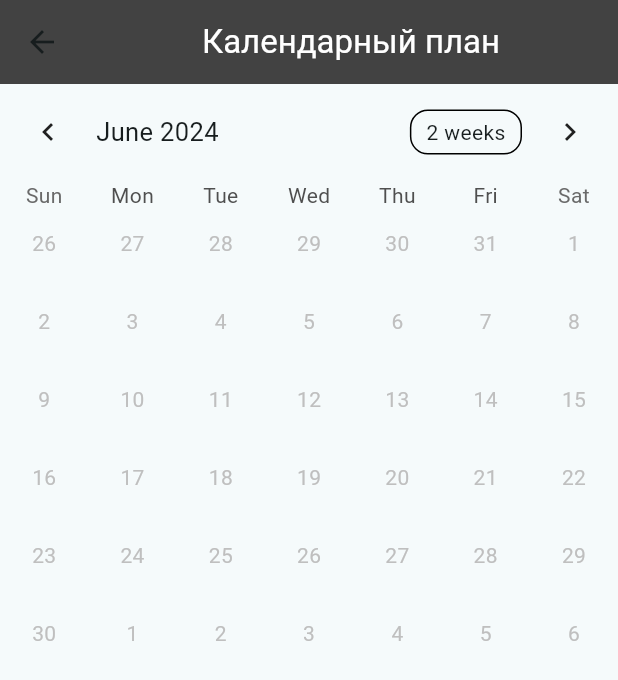
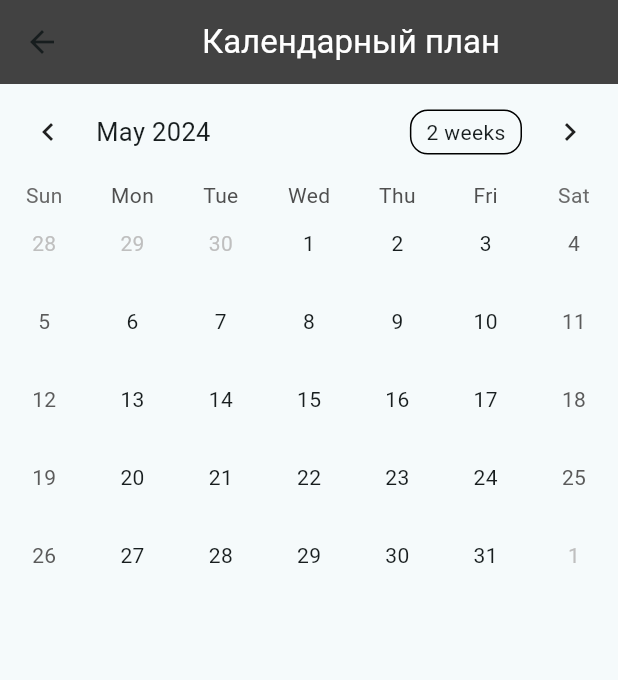
Before and after one commit to NVSTT/flutter_application_1, a Flutter app: the CalendarScreen screen opened directly, on a phone screen of 412 x 824 dp. Shown: the top 680 px of the screen. Run offline on Flutter 3.47's test engine with Material 3 defaults, Android fonts, the phone set to English and light mode, and no system bars; drawn by our look-alikes of table_calendar; our stand-ins replace image_picker, sqflite; missing offline and left inert: photo_manager; accounts and stored records are empty.

Commit message:
modified:   lib/screens/calendar_screen.dart 	modified:   lib/screens/photo_report_screen.dart 	modified:   pubspec.lock 	modified:   pubspec.yaml

```diff
--- a/lib/screens/calendar_screen.dart
+++ b/lib/screens/calendar_screen.dart
@@ -1,6 +1,7 @@
 import 'package:flutter/material.dart';
 import 'package:table_calendar/table_calendar.dart';
 import 'package:flutter_application_1/sqflite/db_helper.dart';
+import 'dart:io';
 
 class CalendarScreen extends StatefulWidget {
   @override
@@ -12,8 +13,8 @@ class _CalendarScreenState extends State<CalendarScreen> {
   late final ValueNotifier<List<dynamic>> _selectedEvents;
   late final TextEditingController _eventController;
   late final CalendarFormat _calendarFormat;
-  late final DateTime _focusedDay;
-  late final DateTime _selectedDay;
+  late DateTime _focusedDay;
+  late DateTime _selectedDay;
   late List<Map<String, dynamic>> _checklists;
 
   _CalendarScreenState() {
@@ -27,7 +28,7 @@ void initState() {
     _selectedEvents = ValueNotifier(_getEventsForDay(DateTime.now()));
     _eventController = TextEditingController();
     _calendarFormat = CalendarFormat.month;
-  _focusedDay = DateTime.now();
+    _focusedDay = DateTime.utc(2024, 5, 1); // Обновленная инициализация
     _selectedDay = DateTime.now();
     _loadChecklists();
   }
@@ -43,7 +44,6 @@ Future<void> _loadChecklists() async {
       print('Failed to load checklists: $e');
     }
   }
-
 
   List<dynamic> _getEventsForDay(DateTime day) {
     final List<dynamic> events = [];
@@ -64,7 +64,8 @@ Future<void> _loadChecklists() async {
           color: Colors.grey[800], // серый фон
           padding: EdgeInsets.all(8.0),
           child: Center(
-              child: Text('Календарный план',
+            child: Text(
+              'Календарный план',
               style: TextStyle(color: Colors.white), // белый текст
             ),
           ),
@@ -75,8 +76,8 @@ Future<void> _loadChecklists() async {
       body: Column(
         children: [
           TableCalendar(
-            firstDay: DateTime.utc(2024, 3, 1),
-            lastDay: DateTime.utc(2024, 3, 31),
+            firstDay: DateTime.utc(2024, 5, 1),
+            lastDay: DateTime.utc(2024, 5, 31),
             focusedDay: _focusedDay,
             calendarFormat: _calendarFormat,
             selectedDayPredicate: (day) => isSameDay(_selectedDay, day),
@@ -91,12 +92,21 @@ Future<void> _loadChecklists() async {
           ),
           SizedBox(height: 20),
           Expanded(
-            child: ListView.builder(
-              itemCount: _selectedEvents.value.length,
+            child: ValueListenableBuilder<List<dynamic>>(
+              valueListenable: _selectedEvents,
+              builder: (context, value, _) {
+                return ListView.builder(
+                  itemCount: value.length,
                   itemBuilder: (context, index) {
+                    final checklist = value[index];
+                    final imagePath = checklist['photo'];
                     return ListTile(
-                  title: Text(_selectedEvents.value[index].toString()),
-                  // Здесь можно отобразить другие детали задачи
+                      title: Text(checklist['title']),
+                      leading: imagePath.isNotEmpty && File(imagePath).existsSync()
+                          ? Image.file(File(imagePath))
+                          : Icon(Icons.image_not_supported),
+                    );
+                  },
                 );
               },
             ),
--- a/pubspec.yaml
+++ b/pubspec.yaml
@@ -17,6 +17,7 @@ dependencies:
   intl: ^0.17.0
   cupertino_icons: ^1.0.6
   table_calendar: ^3.0.0
+  photo_manager: ^1.3.8
 
 dev_dependencies:
   flutter_test:
```
Also changed, not shown: lib/screens/photo_report_screen.dart (+76 -2 lines), pubspec.lock. Lines whose indentation alone changed are shown as unchanged.
